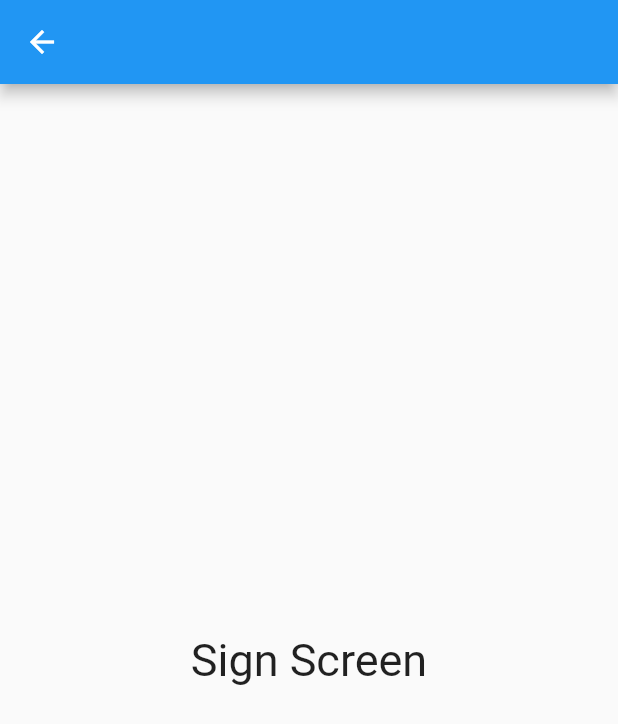
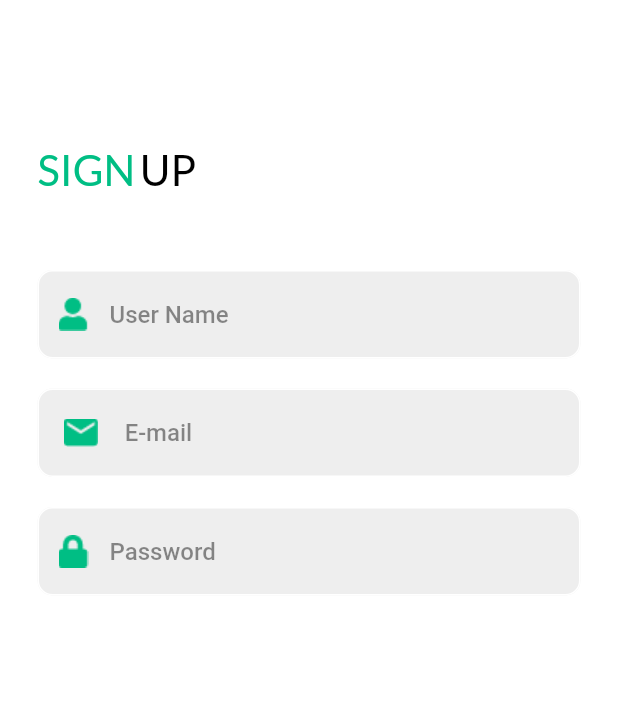
Before and after one commit to MohamedEssam-900009/e_commerce_getx, a Flutter app: the SignUpScreen screen opened by its route, on a phone screen of 412 x 824 dp. Shown: the top 724 px of the screen. Run offline on Flutter 3.47's test engine with Material 2 defaults, Android fonts, the phone set to English and light mode, and no system bars; our stand-ins replace get, google_fonts.

Commit message:
Create TextFormField

```diff
--- a/lib/routes/routes.dart
+++ b/lib/routes/routes.dart
@@ -20,7 +20,7 @@ class AppRoutes {
     ),
     GetPage(
       name: Routes.signUpScreen,
-      page: () => const SignUpScreen(),
+      page: () =>  SignUpScreen(),
     ),
   ];
 }
--- a/lib/view/screens/auth/signup_screen.dart
+++ b/lib/view/screens/auth/signup_screen.dart
@@ -1,18 +1,95 @@
+import 'package:e_commerce_getx/utils/theme.dart';
+import 'package:e_commerce_getx/view/widgets/text_utils.dart';
 import 'package:flutter/material.dart';
 
+import '../../widgets/auth/auth_text_form_field.dart';
+
 class SignUpScreen extends StatelessWidget {
-  const SignUpScreen({Key? key}) : super(key: key);
+  SignUpScreen({Key? key}) : super(key: key);
+
+  final TextEditingController nameController = TextEditingController();
+  final TextEditingController emailController = TextEditingController();
+  final TextEditingController passwordController = TextEditingController();
 
   @override
   Widget build(BuildContext context) {
     return Scaffold(
-      appBar: AppBar(),
-      body: Center(
-        child: Text(
-          'Sign Screen',
-          style: TextStyle(
-            fontSize: 30,
-          ),
+      backgroundColor: Colors.white,
+      appBar: AppBar(
+        backgroundColor: Colors.white,
+        elevation: 0.0,
+      ),
+      body: SingleChildScrollView(
+        child: Column(
+          children: [
+            SizedBox(
+              width: double.infinity,
+              height: MediaQuery.of(context).size.height / 1.3,
+              child: Padding(
+                padding:
+                    const EdgeInsets.only(left: 25.0, right: 25.0, top: 40.0),
+                child: Column(
+                  children: [
+                    Row(
+                      children: const [
+                        TextUtils(
+                          text: 'SIGN',
+                          fontSize: 28.0,
+                          fontWeight: FontWeight.w500,
+                          color: mainColor,
+                        ),
+                        SizedBox(
+                          width: 3.0,
+                        ),
+                        TextUtils(
+                          text: 'UP',
+                          fontSize: 28.0,
+                          fontWeight: FontWeight.w500,
+                          color: Colors.black,
+                        ),
+                      ],
+                    ),
+                    const SizedBox(
+                      height: 50.0,
+                    ),
+                    AuthTextFormField(
+                      controller: nameController,
+                      obscureText: false,
+                      validator: () {},
+                      prefixIcon: Image.asset('assets/images/user.png'),
+                      suffixIcon: const Text(''),
+                      hintText: 'User Name',
+                    ),
+                    const SizedBox(
+                      height: 20.0,
+                    ),
+                    AuthTextFormField(
+                      controller: emailController,
+                      obscureText: false,
+                      validator: () {},
+                      prefixIcon: Image.asset('assets/images/email.png'),
+                      suffixIcon: const Text(''),
+                      hintText: 'E-mail',
+                    ),
+                    const SizedBox(
+                      height: 20.0,
+                    ),
+                    AuthTextFormField(
+                      controller: passwordController,
+                      obscureText: true,
+                      validator: () {},
+                      prefixIcon: Image.asset('assets/images/lock.png'),
+                      suffixIcon: const Text(''),
+                      hintText: 'Password',
+                    ),
+                    const SizedBox(
+                      height: 20.0,
+                    )
+                  ],
+                ),
+              ),
+            )
+          ],
         ),
       ),
     );
--- a/lib/view/widgets/auth/auth_text_form_field.dart
+++ b/lib/view/widgets/auth/auth_text_form_field.dart
@@ -1,9 +1,62 @@
 import 'package:flutter/material.dart';
-class AuthFormField extends StatelessWidget {
-  const AuthFormField({super.key});
+
+class AuthTextFormField extends StatelessWidget {
+  final TextEditingController controller;
+  final bool obscureText;
+  final Function validator;
+  final Widget prefixIcon;
+  final Widget suffixIcon;
+  final String hintText;
+
+  const AuthTextFormField(
+      {super.key,
+      required this.controller,
+      required this.obscureText,
+      required this.validator,
+      required this.prefixIcon,
+      required this.suffixIcon,
+      required this.hintText});
 
   @override
   Widget build(BuildContext context) {
-    return Container();
+    return TextFormField(
+      controller: controller,
+      obscureText: obscureText,
+      cursorColor: Colors.black,
+      keyboardType: TextInputType.text,
+      validator: (value) => validator(value),
+      decoration: InputDecoration(
+        fillColor: Colors.grey.shade200,
+        prefixIcon: prefixIcon,
+        suffixIcon: suffixIcon,
+        hintText: hintText,
+        hintStyle: const TextStyle(
+          color: Colors.black45,
+          fontSize: 16.0,
+          fontWeight: FontWeight.w500,
+        ),
+        filled: true,
+        enabledBorder: OutlineInputBorder(
+          borderSide: const BorderSide(color: Colors.white),
+          borderRadius: BorderRadius.circular(10.0),
+        ),
+        border: OutlineInputBorder(
+          borderSide: const BorderSide(color: Colors.white),
+          borderRadius: BorderRadius.circular(10.0),
+        ),
+        focusedBorder: OutlineInputBorder(
+          borderSide: const BorderSide(color: Colors.white),
+          borderRadius: BorderRadius.circular(10.0),
+        ),
+        errorBorder: OutlineInputBorder(
+          borderSide: const BorderSide(color: Colors.red),
+          borderRadius: BorderRadius.circular(10.0),
+        ),
+        focusedErrorBorder: OutlineInputBorder(
+          borderSide: const BorderSide(color: Colors.red),
+          borderRadius: BorderRadius.circular(10.0),
+        ),
+      ),
+    );
   }
 }
```
